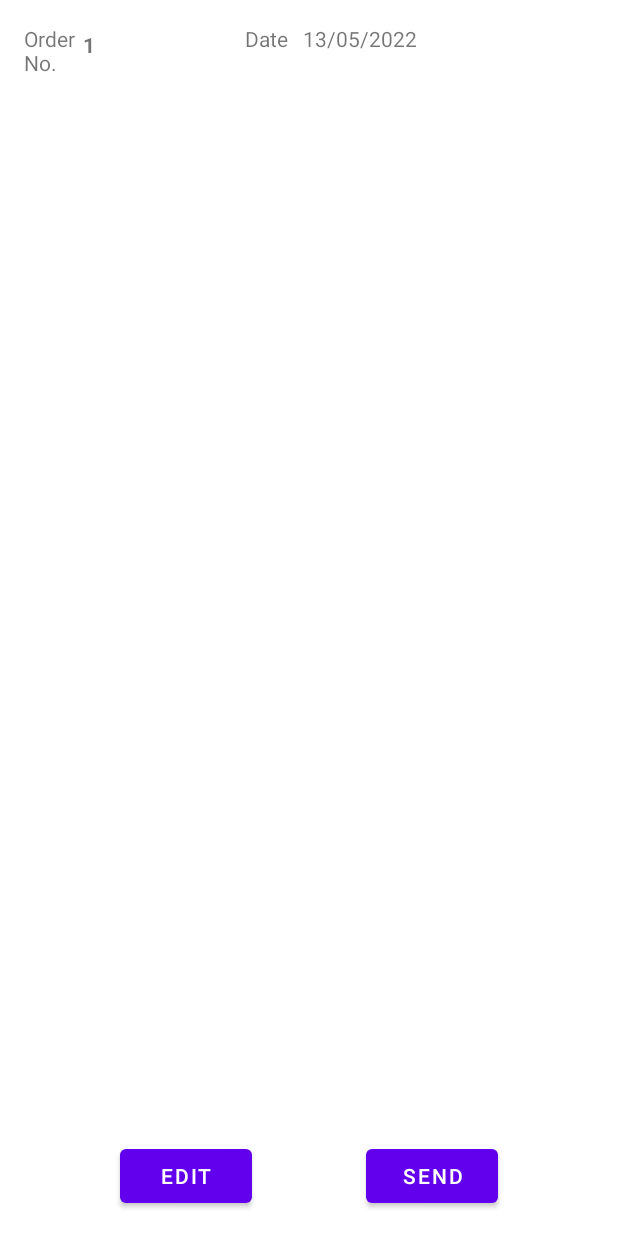
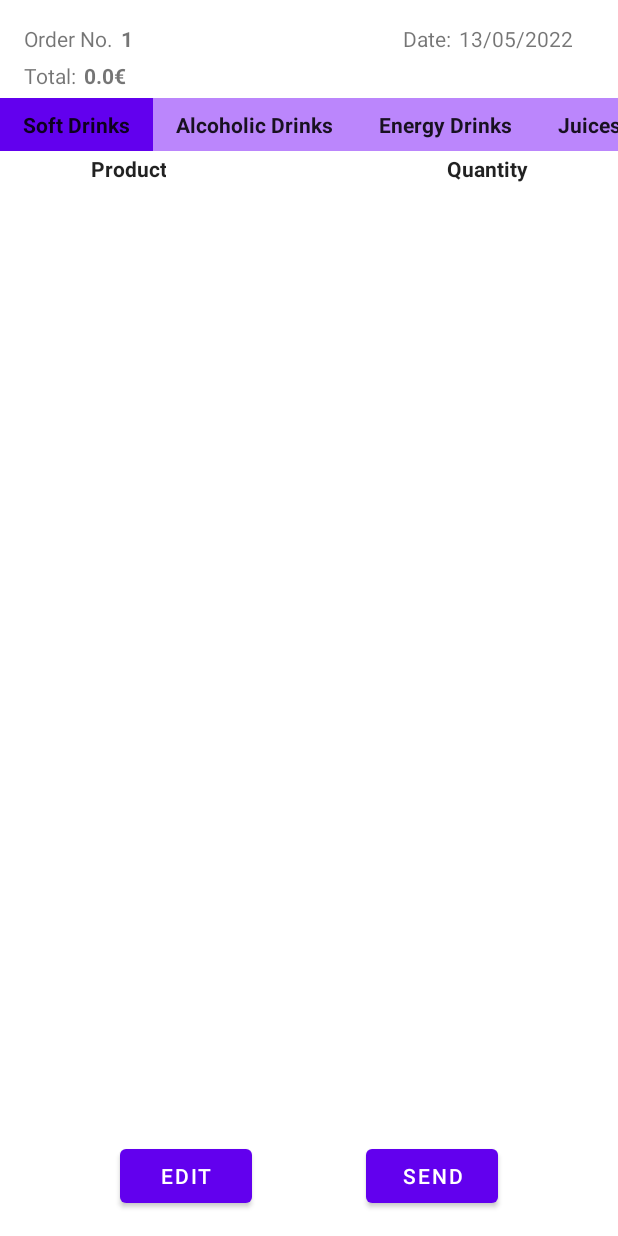
Before and after one commit to Mekanik4/ReStock, an Android app: the CreateOrder screen opened directly, with no data from a screen before it, after a tap on "COMPLETE", on a phone screen of 412 x 824 dp. Run offline under Robolectric (Android 15) with nearby library versions, the light colour scheme and no system bars; 2 statements that could not run were skipped; 3 other taps on this screen came first.

Commit message:
review order activity added

```diff
--- a/app/src/main/java/com/example/restock/CreateOrder.java
+++ b/app/src/main/java/com/example/restock/CreateOrder.java
@@ -60,7 +60,7 @@ public class CreateOrder extends AppCompatActivity {
         categoriesLayoutManager.setOrientation(LinearLayoutManager.HORIZONTAL);
         categoriesRecyclerView.setLayoutManager(categoriesLayoutManager);
 
-        String[] categories = {"Soft Drinks", "Alcoholic Drinks", "Energy Drinks", "Juices", "Water", "Snacks", "Sandwich", "Chocolates", "Biscuits", "Croissants", "Ice Cream", "Cigars & Tobacco", "Tobacco Essentials"};
+        String[] categories = {"Soft Drinks", "Alcoholic Drinks", "Energy Drinks", "Juices", "Waters", "Snacks", "Sandwich", "Chocolates", "Biscuits", "Croissants", "Ice Cream", "Cigars & Tobacco", "Tobacco Essentials"};
 
         //Set my Adapter for the RecyclerView
         categoriesAdapter = new CategoriesRecyclerAdapter(categories,this);
@@ -80,32 +80,8 @@ public class CreateOrder extends AppCompatActivity {
         complete = findViewById(R.id.complete_order);
 
         items = new Item[13][];
-//            items[0] = new Item[dbHandler.getProducts("Soft Drinks").length];
-//            items[1] = new Item[dbHandler.getProducts("Alcoholic Drinks").length];
-//            items[2] = new Item[dbHandler.getProducts("Energy Drinks").length];
-//            items[3] = new Item[dbHandler.getProducts("Juices").length];
-//            items[4] = new Item[dbHandler.getProducts("Waters").length];
-//            items[5] = new Item[dbHandler.getProducts("Snacks").length];
-//            items[6] = new Item[dbHandler.getProducts("Sandwich").length];
-//            items[7] = new Item[dbHandler.getProducts("Chocolates").length];
-//            items[8] = new Item[dbHandler.getProducts("Biscuits").length];
-//            items[9] = new Item[dbHandler.getProducts("Croissants").length];
-//            items[10] = new Item[dbHandler.getProducts("Ice Cream").length];
-//            items[11] = new Item[dbHandler.getProducts("Cigars & Tobacco").length];
-//            items[12] = new Item[dbHandler.getProducts("Tobacco Essentials").length];
-        items[0] = dbHandler.getProducts("Soft Drinks");
-        items[1] = dbHandler.getProducts("Alcoholic Drinks");
-        items[2] = dbHandler.getProducts("Energy Drinks");
-        items[3] = dbHandler.getProducts("Juices");
-        items[4] = dbHandler.getProducts("Waters");
-        items[5] = dbHandler.getProducts("Snacks");
-        items[6] = dbHandler.getProducts("Sandwich");
-        items[7] = dbHandler.getProducts("Chocolates");
-        items[8] = dbHandler.getProducts("Biscuits");
-        items[9] = dbHandler.getProducts("Croissants");
-        items[10] = dbHandler.getProducts("Ice Cream");
-        items[11] = dbHandler.getProducts("Cigars & Tobacco");
-        items[12] = dbHandler.getProducts("Tobacco Essentials");
+        for(int i=0; i<categories.length; i++)
+            items[i] = dbHandler.getProducts(categories[i]);
 
         Bundle data = getIntent().getExtras();
         if(data != null){
--- a/app/src/main/java/com/example/restock/MainActivity.java
+++ b/app/src/main/java/com/example/restock/MainActivity.java
@@ -12,7 +12,7 @@ public class MainActivity extends AppCompatActivity {
         super.onCreate(savedInstanceState);
         setContentView(R.layout.activity_main);
 
-        Intent intent = new Intent(this, testActivity.class);
+        Intent intent = new Intent(this, HomeActivity.class);
         startActivity(intent);
     }
 }
--- a/app/src/main/java/com/example/restock/OrderPreview.java
+++ b/app/src/main/java/com/example/restock/OrderPreview.java
@@ -1,6 +1,8 @@
 package com.example.restock;
 
 import androidx.appcompat.app.AppCompatActivity;
+import androidx.recyclerview.widget.LinearLayoutManager;
+import androidx.recyclerview.widget.RecyclerView;
 
 import android.annotation.SuppressLint;
 import android.content.Intent;
@@ -10,6 +12,10 @@ import android.view.View;
 import android.widget.Button;
 import android.widget.TextView;
 
+import com.example.restock.RecycleView.CategoriesRecyclerAdapter;
+import com.example.restock.RecycleView.ItemsRecyclerAdapter;
+import com.example.restock.RecycleView.ItemsReviewAdapter;
+import com.example.restock.objects.Item;
 import com.example.restock.objects.Order;
 
 import java.text.DateFormat;
@@ -18,11 +24,21 @@ import java.util.Date;
 
 public class OrderPreview extends AppCompatActivity {
 
+    RecyclerView categoriesRecyclerView;
+    LinearLayoutManager categoriesLayoutManager;
+    RecyclerView.Adapter<CategoriesRecyclerAdapter.ViewHolder> categoriesAdapter;
+
+    RecyclerView itemsRecyclerView;
+    LinearLayoutManager itemsLayoutManager;
+    RecyclerView.Adapter<ItemsReviewAdapter.ViewHolder> itemsAdapter;
+
     TextView orderNumber;
     TextView date;
+    TextView total;
     Button send;
     Button edit;
     private Order order;
+    Item[][] items;
 
     @Override
     protected void onCreate(Bundle savedInstanceState) {
@@ -33,7 +49,31 @@ public class OrderPreview extends AppCompatActivity {
         order = new Order();
         if(data != null)
             order = dbHandler.getOrder(data.getInt("order_id"));
+        int[][] quantities = dbHandler.getItems(order.getOrderNumber());
+        int[] numberOfItemsPerCategory = new int[13];
+        for(int j=0; j<quantities.length; j++){
+            Item item = dbHandler.findProduct(quantities[j][0]);
+            numberOfItemsPerCategory[item.getCategory_id()] += 1;
+        }
+        items = new Item[13][];
+        for(int k=0; k<numberOfItemsPerCategory.length; k++){
+            items[k] = new Item[numberOfItemsPerCategory[k]];
+            for(int p=0; p<numberOfItemsPerCategory[k]; p++)
+                items[k][p] = new Item();
+        }
 
+        for(int i=0; i<quantities.length; i++){
+            Item item = dbHandler.findProduct(quantities[i][0]);
+            item.setQuantity(quantities[i][1]);
+            for(int p=0; p<items[item.getCategory_id()].length; p++){
+                if(items[item.getCategory_id()][p].getQuantity() == 0){
+                    items[item.getCategory_id()][p] = item;
+                    break;
+                }
+            }
+        }
+
+        total = findViewById(R.id.totalPriceReview);
         send = findViewById(R.id.send_button);
         edit = findViewById(R.id.previewEditButton);
         orderNumber = findViewById(R.id.orderId);
@@ -41,6 +81,28 @@ public class OrderPreview extends AppCompatActivity {
 
         orderNumber.setText(String.valueOf(order.getOrderNumber()));
         date.setText(order.getDate());
+        total.setText(String.valueOf(order.getTotalPrice()).concat("\u20ac"));
+
+        categoriesRecyclerView = findViewById(R.id.categoriesReview);
+
+        //Set the layout of the items in the RecyclerView
+        categoriesLayoutManager = new LinearLayoutManager(this);
+        categoriesLayoutManager.setOrientation(LinearLayoutManager.HORIZONTAL);
+        categoriesRecyclerView.setLayoutManager(categoriesLayoutManager);
+
+        String[] categories = {"Soft Drinks", "Alcoholic Drinks", "Energy Drinks", "Juices", "Water", "Snacks", "Sandwich", "Chocolates", "Biscuits", "Croissants", "Ice Cream", "Cigars & Tobacco", "Tobacco Essentials"};
+
+        //Set my Adapter for the RecyclerView
+        categoriesAdapter = new CategoriesRecyclerAdapter(categories,this);
+        categoriesRecyclerView.setAdapter(categoriesAdapter);
+
+        itemsRecyclerView = findViewById(R.id.reviewRecyclerView);
+
+        //Set the layout of the items in the RecyclerView
+        itemsLayoutManager = new LinearLayoutManager(this);
+        itemsRecyclerView.setLayoutManager(itemsLayoutManager);
+
+        setSelectedCategory(0);
 
         edit.setOnClickListener(new View.OnClickListener() {
             @Override
@@ -59,4 +121,9 @@ public class OrderPreview extends AppCompatActivity {
             }
         });
     }
+
+    public void setSelectedCategory(int c){
+        itemsAdapter = new ItemsReviewAdapter(items, c, this);
+        itemsRecyclerView.setAdapter(itemsAdapter);
+    }
 }
--- a/app/src/main/java/com/example/restock/RecycleView/ItemsRecyclerAdapter.java
+++ b/app/src/main/java/com/example/restock/RecycleView/ItemsRecyclerAdapter.java
@@ -188,8 +188,6 @@ public class ItemsRecyclerAdapter extends RecyclerView.Adapter<ItemsRecyclerAdap
         double tempTotal = 0;
         Log.d("items",String.valueOf(items.length));
         for(int i=0; i<items.length; i++){
-            Log.d("items",String.valueOf(i));
-            Log.d("items",String.valueOf(items[i].length));
             for(int j=0; j<items[i].length; j++){
                 tempTotal += (double)items[i][j].getQuantity() * items[i][j].getPrice();
             }
--- /dev/null
+++ b/app/src/main/java/com/example/restock/RecycleView/ItemsReviewAdapter.java
@@ -0,0 +1,72 @@
+package com.example.restock.RecycleView;
+
+import android.annotation.SuppressLint;
+import android.app.AlertDialog;
+import android.content.Context;
+import android.content.DialogInterface;
+import android.text.Editable;
+import android.text.TextWatcher;
+import android.util.Log;
+import android.view.LayoutInflater;
+import android.view.View;
+import android.view.ViewGroup;
+import android.widget.Button;
+import android.widget.EditText;
+import android.widget.TextView;
+
+import androidx.annotation.NonNull;
+import androidx.recyclerview.widget.RecyclerView;
+
+import com.example.restock.CreateOrder;
+import com.example.restock.R;
+import com.google.android.material.snackbar.Snackbar;
+import com.example.restock.objects.Item;
+
+public class ItemsReviewAdapter extends RecyclerView.Adapter<ItemsReviewAdapter.ViewHolder> {
+
+    Item[][] items;
+    public int category;
+    private final Context mContext;
+
+
+    // Constructor
+    public ItemsReviewAdapter(Item[][] items, int category, Context context){
+        this.items = items;
+        this.category = category;
+        this.mContext = context;
+    }
+
+    //Class that holds the items to be displayed (Views in card_layout)
+    public class ViewHolder extends RecyclerView.ViewHolder {
+
+        TextView itemName;
+        TextView quantity;
+
+        public ViewHolder(View itemView) {
+            super(itemView);
+            itemName = itemView.findViewById(R.id.review_item_name);
+            quantity = itemView.findViewById(R.id.review_item_quantity);
+        }
+    }
+
+    //Methods that must be implemented for a RecyclerView.Adapter
+    @NonNull
+    @Override
+    public ItemsReviewAdapter.ViewHolder onCreateViewHolder(ViewGroup parent, int viewType) {
+        View v = LayoutInflater.from(parent.getContext())
+                .inflate(R.layout.review_items_layout, parent, false);
+        return new ViewHolder(v);
+    }
+
+    @SuppressLint("SetTextI18n")
+    @Override
+    public void onBindViewHolder(@NonNull ItemsReviewAdapter.ViewHolder holder, int position) {
+        holder.quantity.setText(String.valueOf(items[category][position].getQuantity()));
+        holder.itemName.setText(items[category][position].getName());
+    }
+
+    @Override
+    public int getItemCount() {
+        return items[category].length;
+    }
+}
--- a/app/src/main/res/layout/activity_order_preview.xml
+++ b/app/src/main/res/layout/activity_order_preview.xml
@@ -21,7 +21,7 @@
         android:layout_width="wrap_content"
         android:layout_height="wrap_content"
         android:layout_marginStart="5dp"
-        android:layout_marginTop="20dp"
+        android:layout_marginTop="16dp"
         android:text="@string/_0"
         android:textAlignment="center"
         android:textStyle="bold"
@@ -32,27 +32,32 @@
         android:id="@+id/dateText"
         android:layout_width="wrap_content"
         android:layout_height="wrap_content"
-        android:layout_marginStart="100dp"
         android:layout_marginTop="16dp"
+        android:layout_marginEnd="5dp"
         android:text="@string/date"
-        app:layout_constraintStart_toEndOf="@+id/orderId"
+        app:layout_constraintEnd_toStartOf="@+id/date"
         app:layout_constraintTop_toTopOf="parent" />
 
     <TextView
         android:id="@+id/date"
         android:layout_width="wrap_content"
         android:layout_height="wrap_content"
-        android:layout_marginStart="10dp"
         android:layout_marginTop="16dp"
+        android:layout_marginEnd="30dp"
         android:text="@string/_0"
-        app:layout_constraintStart_toEndOf="@+id/dateText"
+        app:layout_constraintEnd_toEndOf="parent"
         app:layout_constraintTop_toTopOf="parent" />
 
     <androidx.recyclerview.widget.RecyclerView
+        android:id="@+id/reviewRecyclerView"
         android:layout_width="match_parent"
-        android:layout_height="wrap_content"
-        app:layout_constraintTop_toBottomOf="@+id/orderNumberText"
-        tools:layout_editor_absoluteX="1dp" />
+        android:layout_height="0dp"
+        android:layout_marginBottom="10dp"
+        app:layout_constraintBottom_toTopOf="@+id/send_button"
+        app:layout_constraintEnd_toEndOf="parent"
+        app:layout_constraintHorizontal_bias="0.0"
+        app:layout_constraintStart_toStartOf="parent"
+        app:layout_constraintTop_toBottomOf="@+id/productName" />
 
     <Button
         android:id="@+id/send_button"
@@ -74,4 +79,62 @@
         app:layout_constraintBottom_toBottomOf="parent"
         app:layout_constraintStart_toStartOf="parent" />
 
+    <TextView
+        android:id="@+id/TotalPriceText"
+        android:layout_width="wrap_content"
+        android:layout_height="wrap_content"
+        android:layout_marginStart="16dp"
+        android:layout_marginTop="5dp"
+        android:text="@string/total"
+        app:layout_constraintStart_toStartOf="parent"
+        app:layout_constraintTop_toBottomOf="@+id/orderNumberText" />
+
+    <TextView
+        android:id="@+id/totalPriceReview"
+        android:layout_width="wrap_content"
+        android:layout_height="wrap_content"
+        android:layout_marginStart="5dp"
+        android:layout_marginTop="5dp"
+        android:textStyle="bold"
+        app:layout_constraintStart_toEndOf="@+id/TotalPriceText"
+        app:layout_constraintTop_toBottomOf="@+id/orderId" />
+
+
+    <TextView
+        android:id="@+id/productName"
+        android:layout_width="wrap_content"
+        android:layout_height="wrap_content"
+        android:layout_marginStart="60dp"
+        android:layout_marginTop="2dp"
+        android:text="@string/product"
+        android:textAlignment="center"
+        android:textColor="?android:textColorPrimary"
+        android:textStyle="bold"
+        app:layout_constraintStart_toStartOf="parent"
+        app:layout_constraintTop_toBottomOf="@+id/categoriesReview" />
+
+    <TextView
+        android:id="@+id/quantity_text"
+        android:layout_width="wrap_content"
+        android:layout_height="wrap_content"
+        android:layout_marginTop="2dp"
+        android:layout_marginEnd="60dp"
+        android:text="@string/quantity"
+        android:textAlignment="center"
+        android:textAllCaps="false"
+        android:textColor="?android:textColorPrimary"
+        android:textStyle="bold"
+        app:layout_constraintEnd_toEndOf="parent"
+        app:layout_constraintTop_toBottomOf="@+id/categoriesReview" />
+
+    <androidx.recyclerview.widget.RecyclerView
+        android:id="@+id/categoriesReview"
+        android:layout_width="match_parent"
+        android:layout_height="wrap_content"
+        android:layout_marginTop="5dp"
+        android:background="@color/purple_200"
+        app:layout_constraintEnd_toEndOf="parent"
+        app:layout_constraintStart_toStartOf="parent"
+        app:layout_constraintTop_toBottomOf="@+id/TotalPriceText" />
+
 </androidx.constraintlayout.widget.ConstraintLayout>
--- a/app/src/main/res/values/strings.xml
+++ b/app/src/main/res/values/strings.xml
@@ -1,7 +1,7 @@
 <resources>
     <string name="app_name">ReStock</string>
     <string name="category_title">Category Title</string>
-    <string name="order_no">Order\nNo.</string>
+    <string name="order_no">Order No.</string>
     <string name="item_name">Item Name</string>
     <string name="item_s_price">Item\'s Price</string>
     <string name="remove">-</string>
@@ -41,7 +41,7 @@
     <string name="hello_first_fragment">Hello first fragment</string>
     <string name="hello_second_fragment">Hello second fragment. Arg: %1$s</string>
     <string name="history">History</string>
-    <string name="date">Date</string>
+    <string name="date">Date:</string>
     <string name="emailAddressHint">Enter Recipient\'s Email Address</string>
     <string name="emailBodySuggestion">Enter email body</string>
     <string name="testTxt">Test</string>
```
Also changed, not shown: app/src/main/java/com/example/restock/DatabaseHandler.java (+22 -67 lines), app/src/main/java/com/example/restock/RecycleView/CategoriesRecyclerAdapter.java (+5 -5 lines), app/src/main/java/com/example/restock/objects/Item.java (+12 -1 lines), app/src/main/res/layout/activity_create_order.xml (+4 -5 lines), app/src/main/res/layout/review_items_layout.xml (added, +44 -0 lines).
